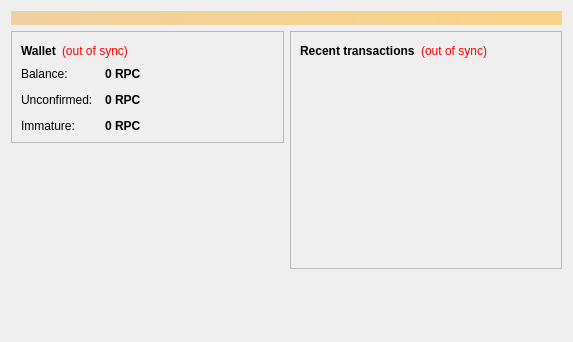
Old version of the form src/qt/forms/overviewpage.ui in the repository Project-Phi/phi.
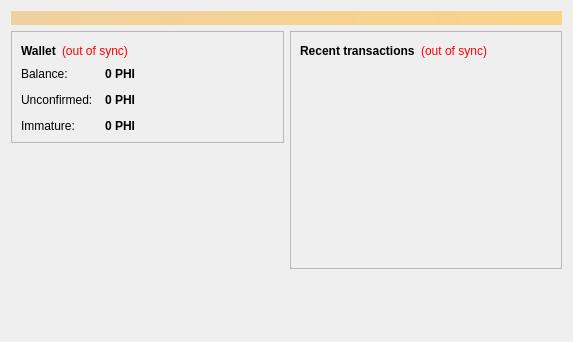
New version of the form.

The edit to the form file:
```diff
--- a/src/qt/forms/overviewpage.ui
+++ b/src/qt/forms/overviewpage.ui
@@ -122,7 +122,7 @@
                <string>Your current balance</string>
               </property>
               <property name="text">
-               <string notr="true">0 RPC</string>
+               <string notr="true">0 PHI</string>
               </property>
               <property name="textInteractionFlags">
                <set>Qt::LinksAccessibleByMouse|Qt::TextSelectableByKeyboard|Qt::TextSelectableByMouse</set>
@@ -151,7 +151,7 @@
                <string>Total of transactions that have yet to be confirmed, and do not yet count toward the current balance</string>
               </property>
               <property name="text">
-               <string notr="true">0 RPC</string>
+               <string notr="true">0 PHI</string>
               </property>
               <property name="textInteractionFlags">
                <set>Qt::LinksAccessibleByMouse|Qt::TextSelectableByKeyboard|Qt::TextSelectableByMouse</set>
@@ -177,7 +177,7 @@
                <string>Mined balance that has not yet matured</string>
               </property>
               <property name="text">
-               <string notr="true">0 RPC</string>
+               <string notr="true">0 PHI</string>
               </property>
               <property name="textInteractionFlags">
                <set>Qt::LinksAccessibleByMouse|Qt::TextSelectableByKeyboard|Qt::TextSelectableByMouse</set>
```
Left out of the diff: 4 changed lines with no effect on the pictures.
